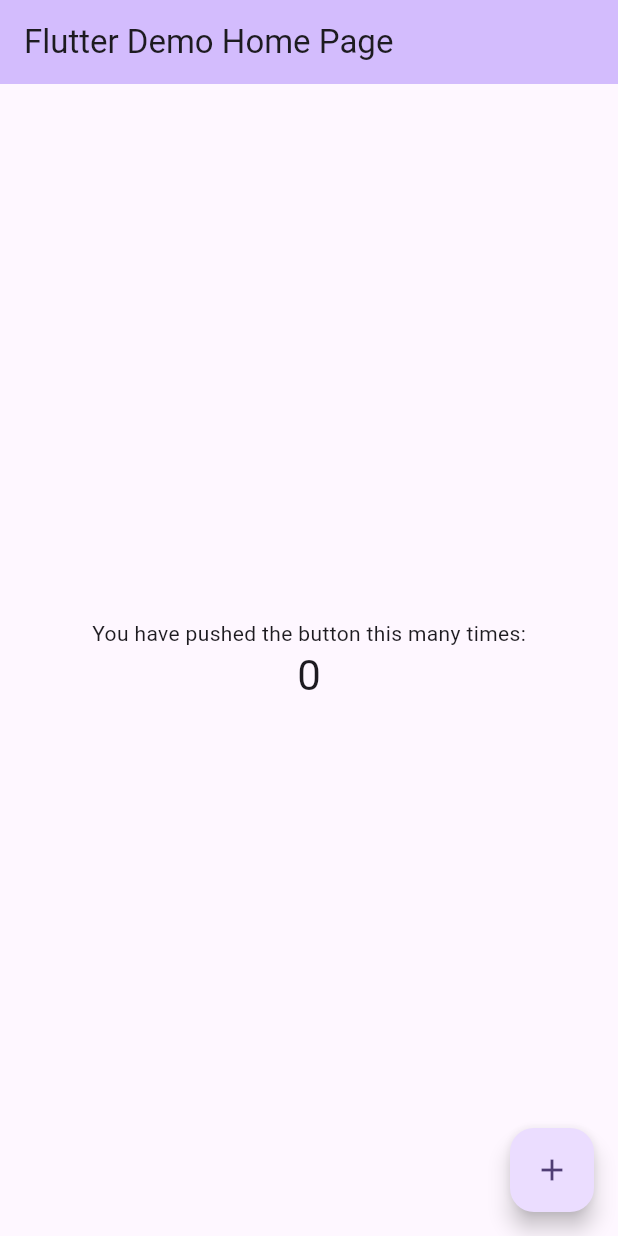
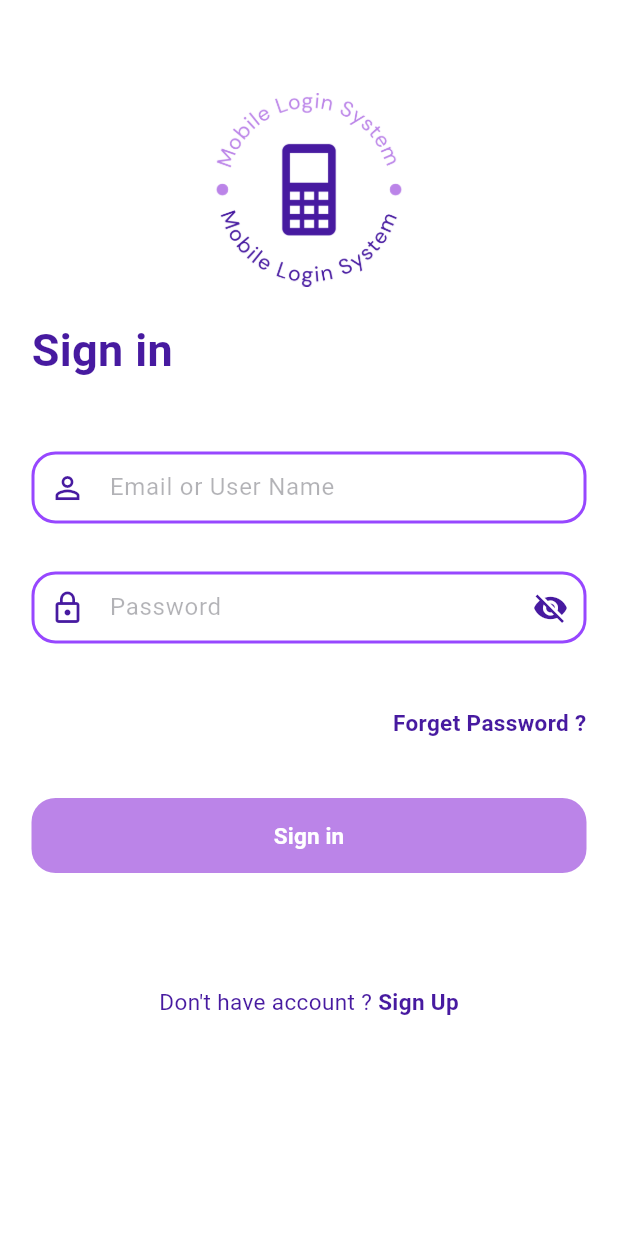
Before and after one commit to MartynaTyc/lab_mobilne, a Flutter app: the screen it shows after launch, on a phone screen of 412 x 824 dp. Run offline on Flutter 3.47's test engine with Material 3 defaults, Android fonts, the phone set to English and light mode, and no system bars.

Commit message:
kod ekranu sign in

```diff
--- a/lib/main.dart
+++ b/lib/main.dart
@@ -1,5 +1,5 @@
-import 'package:material_ui/material_ui.dart';
-
+import 'package:flutter/material.dart';
+import 'package:projekt_lab_mobilne/screens/sign_in_screen.dart';
 void main() {
   runApp(const MyApp());
 }
@@ -7,116 +7,11 @@ void main() {
 class MyApp extends StatelessWidget {
   const MyApp({super.key});
 
-  // This widget is the root of your application.
   @override
   Widget build(BuildContext context) {
-    return MaterialApp(
-      title: 'Flutter Demo',
-      theme: ThemeData(
-        // This is the theme of your application.
-        //
-        // TRY THIS: Try running your application with "flutter run". You'll see
-        // the application has a purple toolbar. Then, without quitting the app,
-        // try changing the seedColor in the colorScheme below to Colors.green
-        // and then invoke "hot reload" (save your changes or press the "hot
-        // reload" button in a Flutter-supported IDE, or press "r" if you used
-        // the command line to start the app).
-        //
-        // Notice that the counter didn't reset back to zero; the application
-        // state is not lost during the reload. To reset the state, use hot
-        // restart instead.
-        //
-        // This works for code too, not just values: Most code changes can be
-        // tested with just a hot reload.
-        colorScheme: .fromSeed(seedColor: Colors.deepPurple),
-      ),
-      home: const MyHomePage(title: 'Flutter Demo Home Page'),
+    return const MaterialApp(
+      debugShowCheckedModeBanner: false,
+      home: SignInScreen(),
     );
   }
 }
-
-class MyHomePage extends StatefulWidget {
-  const MyHomePage({super.key, required this.title});
-
-  // This widget is the home page of your application. It is stateful, meaning
-  // that it has a State object (defined below) that contains fields that affect
-  // how it looks.
-
-  // This class is the configuration for the state. It holds the values (in this
-  // case the title) provided by the parent (in this case the App widget) and
-  // used by the build method of the State. Fields in a Widget subclass are
-  // always marked "final".
-
-  final String title;
-
-  @override
-  State<MyHomePage> createState() => _MyHomePageState();
-}
-
-class _MyHomePageState extends State<MyHomePage> {
-  int _counter = 0;
-
-  void _incrementCounter() {
-    setState(() {
-      // This call to setState tells the Flutter framework that something has
-      // changed in this State, which causes it to rerun the build method below
-      // so that the display can reflect the updated values. If we changed
-      // _counter without calling setState(), then the build method would not be
-      // called again, and so nothing would appear to happen.
-      _counter++;
-    });
-  }
-
-  @override
-  Widget build(BuildContext context) {
-    // This method is rerun every time setState is called, for instance as done
-    // by the _incrementCounter method above.
-    //
-    // The Flutter framework has been optimized to make rerunning build methods
-    // fast, so that you can just rebuild anything that needs updating rather
-    // than having to individually change instances of widgets.
-    return Scaffold(
-      appBar: AppBar(
-        // TRY THIS: Try changing the color here to a specific color (to
-        // Colors.amber, perhaps?) and trigger a hot reload to see the AppBar
-        // change color while the other colors stay the same.
-        backgroundColor: Theme.of(context).colorScheme.inversePrimary,
-        // Here we take the value from the MyHomePage object that was created by
-        // the App.build method, and use it to set our appbar title.
-        title: Text(widget.title),
-      ),
-      body: Center(
-        // Center is a layout widget. It takes a single child and positions it
-        // in the middle of the parent.
-        child: Column(
-          // Column is also a layout widget. It takes a list of children and
-          // arranges them vertically. By default, it sizes itself to fit its
-          // children horizontally, and tries to be as tall as its parent.
-          //
-          // Column has various properties to control how it sizes itself and
-          // how it positions its children. Here we use mainAxisAlignment to
-          // center the children vertically; the main axis here is the vertical
-          // axis because Columns are vertical (the cross axis would be
-          // horizontal).
-          //
-          // TRY THIS: Invoke "debug painting" (choose the "Toggle Debug Paint"
-          // action in the IDE, or press "p" in the console), to see the
-          // wireframe for each widget.
-          mainAxisAlignment: .center,
-          children: [
-            const Text('You have pushed the button this many times:'),
-            Text(
-              '$_counter',
-              style: Theme.of(context).textTheme.headlineMedium,
-            ),
-          ],
-        ),
-      ),
-      floatingActionButton: FloatingActionButton(
-        onPressed: _incrementCounter,
-        tooltip: 'Increment',
-        child: const Icon(Icons.add),
-      ),
-    );
-  }
-}
--- /dev/null
+++ b/lib/screens/sign_in_screen.dart
@@ -0,0 +1,136 @@
+
+import 'package:flutter/material.dart';
+
+const Color titleColor = Color(0xFF471AA0);
+const Color borderColor = Color(0xFF9747FF);
+const Color buttonColor = Color(0xFFBB84E8);
+const Color hintColor = Color(0x4D00000D);
+
+const double sidePadding = 21;
+const double fieldHeight = 50;
+const double buttonHeight = 50;
+const double borderRadius = 16;
+const double borderWidth = 2;
+const double logoSize = 129;
+
+const double titleFontSize = 30;
+const double textFontSize = 15;
+
+const double topSpace = 62;
+const double logoToTitle = 21;
+const double titleToField = 46;
+const double fieldToField = 30;
+const double fieldToForgot = 40;
+const double forgotToButton = 40;
+const double socialSpace = 75;
+
+
+class SignInScreen extends StatefulWidget {
+  const SignInScreen({super.key});
+
+  @override
+  State<SignInScreen> createState() {
+    return _SignInScreenState();
+  }
+}
+
+
+class _SignInScreenState extends State<SignInScreen> {
+
+  final emailController = TextEditingController();
+  final passwordController = TextEditingController();
+
+  bool hidePassword = true;
+
+  final border = OutlineInputBorder(
+    borderRadius: BorderRadius.circular(borderRadius),
+    borderSide: const BorderSide(color: borderColor, width: borderWidth,),);
+
+
+  @override
+  Widget build(BuildContext context) {
+    return Scaffold(
+      backgroundColor: Colors.white,
+      body: SafeArea(
+        child: SingleChildScrollView(
+          padding: const EdgeInsets.symmetric(horizontal: sidePadding),
+          child: Column(crossAxisAlignment: CrossAxisAlignment.start,
+            children: [
+
+              const SizedBox(height: topSpace), Center(child: Image.asset('assets/logo.png', width: logoSize,),),
+
+              const SizedBox(height: logoToTitle),
+
+              const Text('Sign in', style: TextStyle(fontSize: titleFontSize, fontWeight: FontWeight.bold, color: titleColor,),),
+
+              const SizedBox(height: titleToField),
+              SizedBox(
+                height: fieldHeight,
+                child: TextField(
+                  controller: emailController,
+                  decoration: InputDecoration(
+                    hintText: 'Email or User Name',
+                    hintStyle: const TextStyle(color: hintColor),
+                    prefixIcon: const Icon(Icons.person_outline),
+                    prefixIconColor: titleColor,
+                    contentPadding: EdgeInsets.zero,
+                    enabledBorder: border,
+                    focusedBorder: border,),),),
+
+              const SizedBox(height: fieldToField),
+              SizedBox(
+                height: fieldHeight,
+                child: TextField(
+                  controller: passwordController,
+                  obscureText: hidePassword,
+                  decoration: InputDecoration(
+                    hintText: 'Password',
+                    hintStyle: const TextStyle(color: hintColor),
+                    prefixIcon: const Icon(Icons.lock_outline),
+                    prefixIconColor: titleColor,
+                    suffixIcon: IconButton(
+                      icon: Icon(hidePassword ? Icons.visibility_off : Icons.visibility, color: titleColor,),
+
+                      onPressed: () {
+                        setState(() {
+                          hidePassword = !hidePassword;
+                        });
+                      },),
+                    contentPadding: EdgeInsets.zero,
+                    enabledBorder: border,
+                    focusedBorder: border,),),),
+
+              const SizedBox(height: fieldToForgot),
+
+              const Align( alignment: Alignment.centerRight, child: Text('Forget Password ?',
+                  style: TextStyle( fontSize: textFontSize, fontWeight: FontWeight.bold, color: titleColor,),),),
+
+              const SizedBox(height: forgotToButton),
+              SizedBox(
+                width: double.infinity,
+                height: buttonHeight,
+                child: ElevatedButton(
+                  onPressed: () {},
+                  style: ElevatedButton.styleFrom(backgroundColor: buttonColor, foregroundColor: Colors.white, elevation: 0,
+                    shape: RoundedRectangleBorder(borderRadius: BorderRadius.circular(borderRadius),),),
+                  child: const Text('Sign in', style: TextStyle(fontSize: textFontSize, fontWeight: FontWeight.bold,),),),),
+
+              const SizedBox(height: socialSpace),
+              Center(
+                child: Row(mainAxisSize: MainAxisSize.min,
+                  children: [
+                    const Text("Don't have account ? ", style: TextStyle(fontSize: textFontSize, color: titleColor,),),
+
+                    GestureDetector(
+                      onTap: () {},
+                      child: const Text('Sign Up', style: TextStyle(fontSize: textFontSize, fontWeight: FontWeight.bold, color: titleColor,),),),
+                  ],),),
+
+              const SizedBox(height: 24),
+            ],
+          ),
+        ),
+      ),
+    );
+  }
+}
--- a/pubspec.yaml
+++ b/pubspec.yaml
@@ -61,6 +61,8 @@ flutter:
   # included with your application, so that you can use the icons in
   # the material Icons class.
   uses-material-design: true
+  assets:
+    - assets/
 
   # To add assets to your application, add an assets section, like this:
   # assets:
```
Also changed, not shown: assets/logo.png (added), 1 other file.
